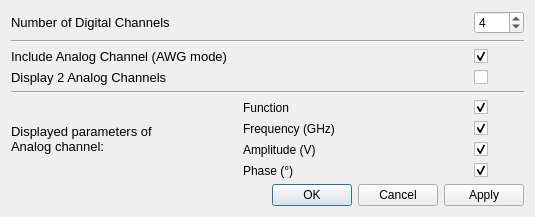
Old version of the form gui/pulsed/ui_pulsed_main_gui_settings_block_gen.ui in the repository Ulm-IQO/qudi.
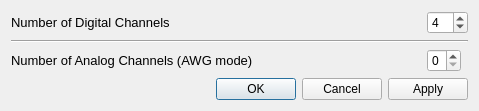
New version of the form.

Commit message: Adjust the settings dialog for the pulsed to the desired parameter.

Patch:
```diff
--- a/gui/pulsed/ui_pulsed_main_gui_settings_block_gen.ui
+++ b/gui/pulsed/ui_pulsed_main_gui_settings_block_gen.ui
@@ -6,140 +6,18 @@
    <rect>
     <x>0</x>
     <y>0</y>
-    <width>535</width>
-    <height>192</height>
+    <width>479</width>
+    <height>104</height>
    </rect>
   </property>
   <property name="windowTitle">
    <string>qudi: Confocal - Settings</string>
   </property>
   <layout class="QGridLayout" name="gridLayout_2">
-   <item row="0" column="0">
+   <item row="1" column="0">
     <layout class="QGridLayout" name="gridLayout">
-     <item row="2" column="2">
-      <widget class="QCheckBox" name="fixed_aspect_depth_checkBox">
-       <property name="sizePolicy">
-        <sizepolicy hsizetype="Expanding" vsizetype="Fixed">
-         <horstretch>0</horstretch>
-         <verstretch>0</verstretch>
-        </sizepolicy>
-       </property>
-       <property name="maximumSize">
-        <size>
-         <width>50</width>
-         <height>16777215</height>
-        </size>
-       </property>
-       <property name="layoutDirection">
-        <enum>Qt::LeftToRight</enum>
-       </property>
-       <property name="autoFillBackground">
-        <bool>false</bool>
-       </property>
-       <property name="text">
-        <string/>
-       </property>
-       <property name="checked">
-        <bool>true</bool>
-       </property>
-      </widget>
-     </item>
-     <item row="2" column="0">
-      <widget class="QLabel" name="label_4">
-       <property name="font">
-        <font>
-         <pointsize>10</pointsize>
-        </font>
-       </property>
-       <property name="text">
-        <string>Include Analog Channel (AWG mode)</string>
-       </property>
-      </widget>
-     </item>
-     <item row="0" column="0">
-      <widget class="QLabel" name="label_3">
-       <property name="font">
-        <font>
-         <pointsize>10</pointsize>
-        </font>
-       </property>
-       <property name="text">
-        <string>Number of Digital Channels</string>
-       </property>
-      </widget>
-     </item>
-     <item row="7" column="2">
-      <widget class="QCheckBox" name="checkBox_4">
-       <property name="text">
-        <string/>
-       </property>
-       <property name="checked">
-        <bool>true</bool>
-       </property>
-      </widget>
-     </item>
-     <item row="8" column="1">
-      <widget class="QLabel" name="label_8">
-       <property name="text">
-        <string>Phase (°)</string>
-       </property>
-      </widget>
-     </item>
-     <item row="4" column="0" colspan="3">
-      <widget class="Line" name="line">
-       <property name="orientation">
-        <enum>Qt::Horizontal</enum>
-       </property>
-      </widget>
-     </item>
-     <item row="3" column="2">
-      <widget class="QCheckBox" name="checkBox_3">
-       <property name="text">
-        <string/>
-       </property>
-      </widget>
-     </item>
-     <item row="5" column="1">
-      <widget class="QLabel" name="label_5">
-       <property name="text">
-        <string>Function</string>
-       </property>
-      </widget>
-     </item>
-     <item row="3" column="0">
-      <widget class="QLabel" name="label">
-       <property name="font">
-        <font>
-         <pointsize>10</pointsize>
-        </font>
-       </property>
-       <property name="text">
-        <string>Display 2 Analog Channels</string>
-       </property>
-      </widget>
-     </item>
-     <item row="8" column="2">
-      <widget class="QCheckBox" name="checkBox_5">
-       <property name="text">
-        <string/>
-       </property>
-       <property name="checked">
-        <bool>true</bool>
-       </property>
-      </widget>
-     </item>
-     <item row="5" column="2">
-      <widget class="QCheckBox" name="checkBox">
-       <property name="text">
-        <string/>
-       </property>
-       <property name="checked">
-        <bool>true</bool>
-       </property>
-      </widget>
-     </item>
-     <item row="0" column="2">
-      <widget class="QSpinBox" name="spinBox">
+     <item row="0" column="1">
+      <widget class="QSpinBox" name="digital_channels_SpinBox">
        <property name="minimum">
         <number>2</number>
        </property>
@@ -151,53 +29,53 @@
        </property>
       </widget>
      </item>
-     <item row="6" column="1">
-      <widget class="QLabel" name="label_6">
-       <property name="text">
-        <string>Frequency (GHz)</string>
-       </property>
-      </widget>
-     </item>
-     <item row="5" column="0" rowspan="4">
-      <widget class="QLabel" name="label_2">
+     <item row="0" column="0">
+      <widget class="QLabel" name="label_3">
        <property name="font">
         <font>
          <pointsize>10</pointsize>
         </font>
        </property>
        <property name="text">
-        <string>Displayed parameters of
-Analog channel:</string>
+        <string>Number of Digital Channels</string>
        </property>
       </widget>
      </item>
-     <item row="7" column="1">
-      <widget class="QLabel" name="label_7">
-       <property name="text">
-        <string>Amplitude (V)</string>
-       </property>
-      </widget>
-     </item>
-     <item row="6" column="2">
-      <widget class="QCheckBox" name="checkBox_2">
-       <property name="text">
-        <string/>
-       </property>
-       <property name="checked">
-        <bool>true</bool>
-       </property>
-      </widget>
-     </item>
-     <item row="1" column="0" colspan="3">
+     <item row="1" column="0" colspan="2">
       <widget class="Line" name="line_2">
        <property name="orientation">
         <enum>Qt::Horizontal</enum>
        </property>
       </widget>
      </item>
+     <item row="4" column="1">
+      <widget class="QSpinBox" name="analog_channels_SpinBox">
+       <property name="sizePolicy">
+        <sizepolicy hsizetype="Maximum" vsizetype="Fixed">
+         <horstretch>0</horstretch>
+         <verstretch>0</verstretch>
+        </sizepolicy>
+       </property>
+       <property name="maximum">
+        <number>2</number>
+       </property>
+      </widget>
+     </item>
+     <item row="4" column="0">
+      <widget class="QLabel" name="label_4">
+       <property name="font">
+        <font>
+         <pointsize>10</pointsize>
+        </font>
+       </property>
+       <property name="text">
+        <string>Number of Analog Channels (AWG mode)</string>
+       </property>
+      </widget>
+     </item>
     </layout>
    </item>
-   <item row="1" column="0">
+   <item row="2" column="0">
     <widget class="QDialogButtonBox" name="buttonBox">
      <property name="orientation">
       <enum>Qt::Horizontal</enum>
```
